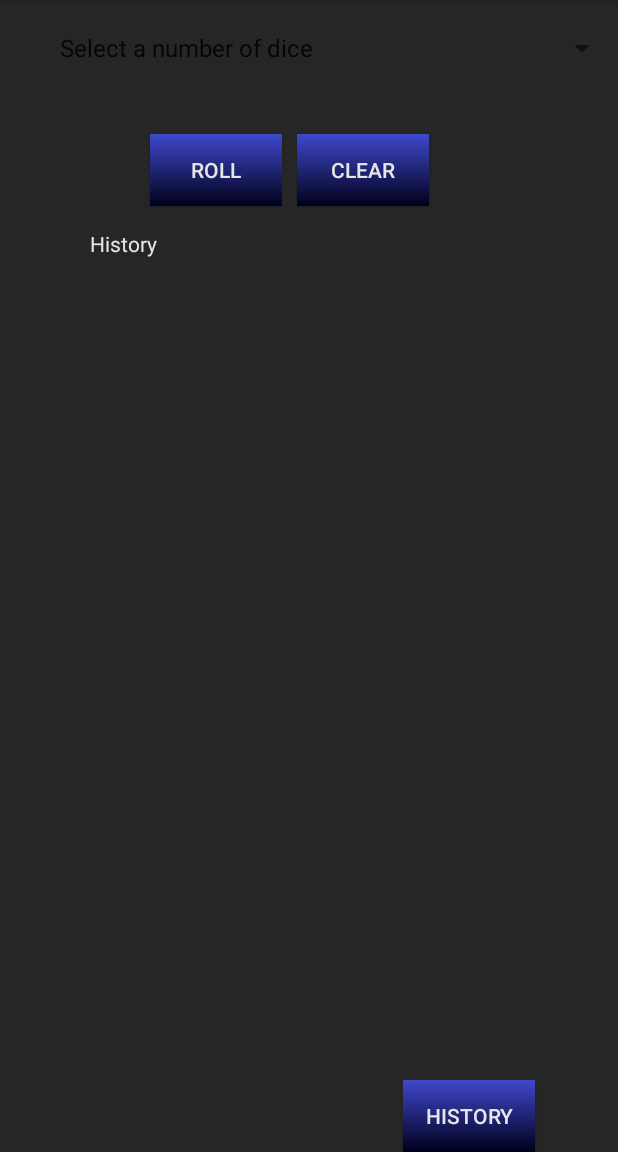
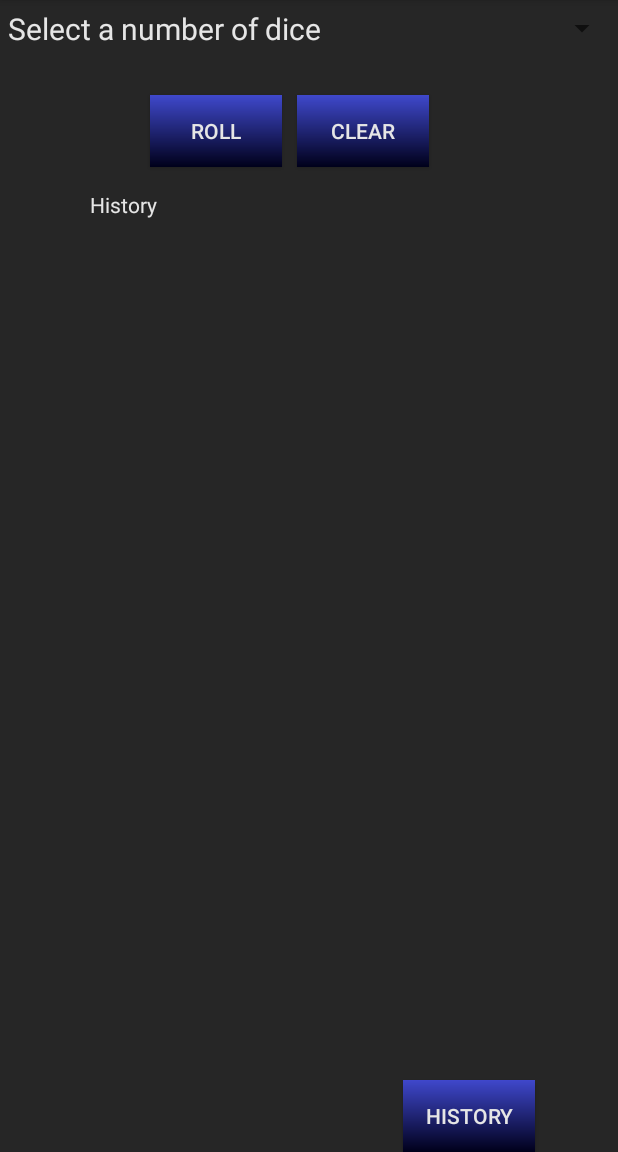
Before and after one commit to Thei1186/TDiceApp, an Android app: the screen it shows after launch (MainActivity), on a phone screen of 412 x 824 dp, the part 84-1236 px from its top. Run offline under Robolectric (Android 15) with nearby library versions, the phone set to English and light mode, and no system bars.

Commit message:
spinner layout

```diff
--- a/app/src/main/java/com/example/tdiceapp/MainActivity.java
+++ b/app/src/main/java/com/example/tdiceapp/MainActivity.java
@@ -49,9 +49,8 @@ public class MainActivity extends AppCompatActivity {
             }
         });
 
-        diceAdapter = new ArrayAdapter<>(this, android.R.layout.simple_expandable_list_item_1,
+        diceAdapter = new ArrayAdapter<>(this, R.layout.spinner_item,
                 getResources().getStringArray(R.array.dice_options));
-        diceAdapter.setDropDownViewResource(android.R.layout.simple_spinner_dropdown_item);
         spnDiceQuantity.setAdapter(diceAdapter);
         spnDiceQuantity.setOnItemSelectedListener(new AdapterView.OnItemSelectedListener() {
             @Override
--- /dev/null
+++ b/app/src/main/res/layout/spinner_item.xml
@@ -0,0 +1,11 @@
+<?xml version="1.0" encoding="utf-8"?>
+    <TextView
+        xmlns:android="http://schemas.android.com/apk/res/android"
+        android:layout_width="match_parent"
+        android:layout_height="wrap_content"
+        android:textSize="20sp"
+        android:gravity="left"
+        android:textColor="@color/txtColor"
+        android:background="@color/backgroundColor"
+        android:padding="5dip"
+        />
```
